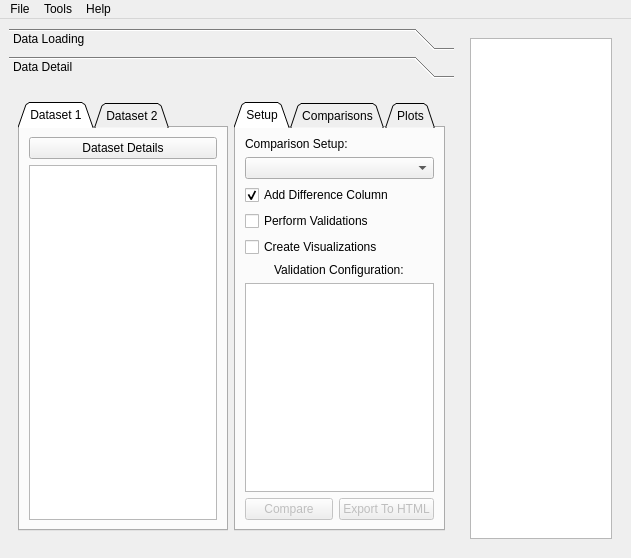
First picture: the form in data_comparator/ui/data_comparator.ui, repository culight/data_comparator, before the edit.
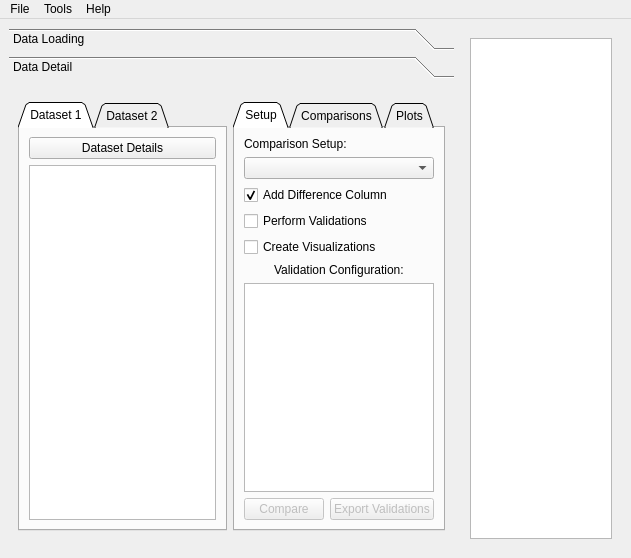
Second picture: the form after the edit. The open tabs and pages were chosen to show the change.

Commit message: revert back to generic HTML report menu item

What changed in the file:
```diff
--- a/data_comparator/ui/data_comparator.ui
+++ b/data_comparator/ui/data_comparator.ui
@@ -23,6 +23,9 @@
    <layout class="QGridLayout" name="gridLayout_2">
     <item row="0" column="0">
      <widget class="QToolBox" name="mainLayoutToolbox">
+      <property name="enabled">
+       <bool>true</bool>
+      </property>
       <property name="sizePolicy">
        <sizepolicy hsizetype="Expanding" vsizetype="Expanding">
         <horstretch>0</horstretch>
@@ -316,8 +319,8 @@
         <rect>
          <x>0</x>
          <y>0</y>
-         <width>278</width>
-         <height>242</height>
+         <width>490</width>
+         <height>442</height>
         </rect>
        </property>
        <attribute name="label">
@@ -422,6 +425,9 @@
                        <property name="selectionMode">
                         <enum>QAbstractItemView::SingleSelection</enum>
                        </property>
+                       <property name="wordWrap">
+                        <bool>false</bool>
+                       </property>
                       </widget>
                      </item>
                     </layout>
@@ -448,7 +454,7 @@
                     <bool>false</bool>
                    </property>
                    <property name="text">
-                    <string>Export To HTML</string>
+                    <string>Export Validations</string>
                    </property>
                   </widget>
                  </item>
```
Left out of the diff: 27 changed lines with no effect on the pictures. The commit also changes 3 other files.
